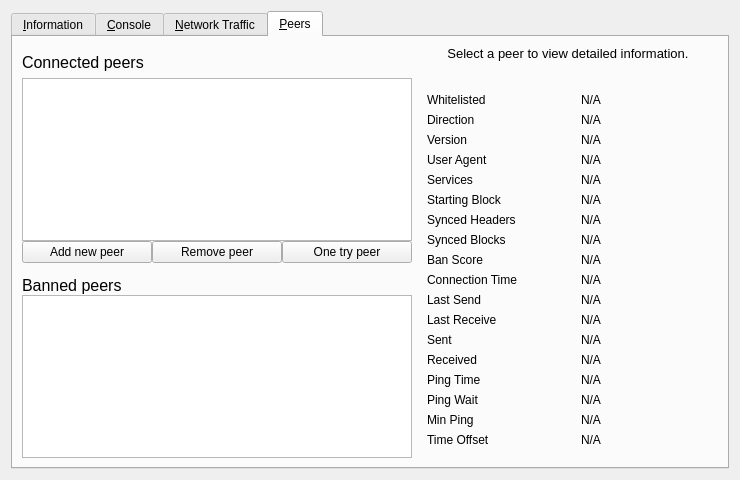
First picture: the form in src/qt/forms/debugwindow.ui, repository AvianNetwork/Avian, before the edit.
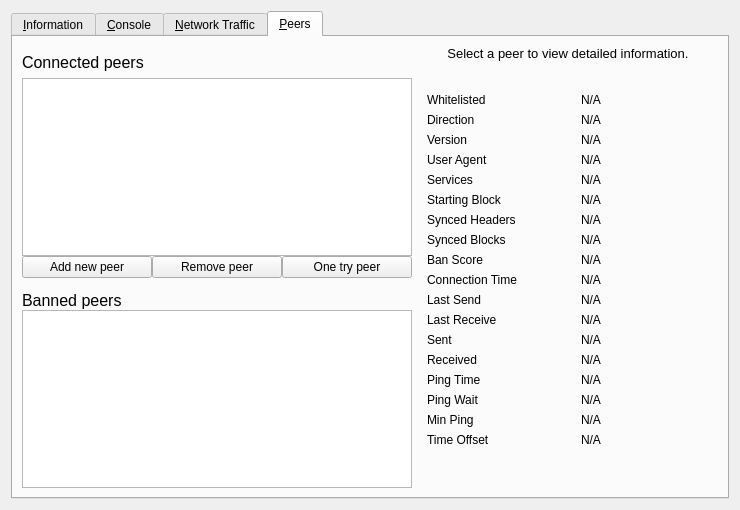
Second picture: the form after the edit. The open tabs and pages were chosen to show the change. Icons and pictures are not drawn. Custom widgets are drawn as their Qt base class.

Commit message: UI: Add icons to tabs and fix fonts

Diff of the .ui file:
```diff
--- a/src/qt/forms/debugwindow.ui
+++ b/src/qt/forms/debugwindow.ui
@@ -7,7 +7,7 @@
     <x>0</x>
     <y>0</y>
     <width>740</width>
-    <height>430</height>
+    <height>510</height>
    </rect>
   </property>
   <property name="windowTitle">
```
Left out of the diff: 40 changed lines with no effect on the pictures. The commit also changes 3 other files.
